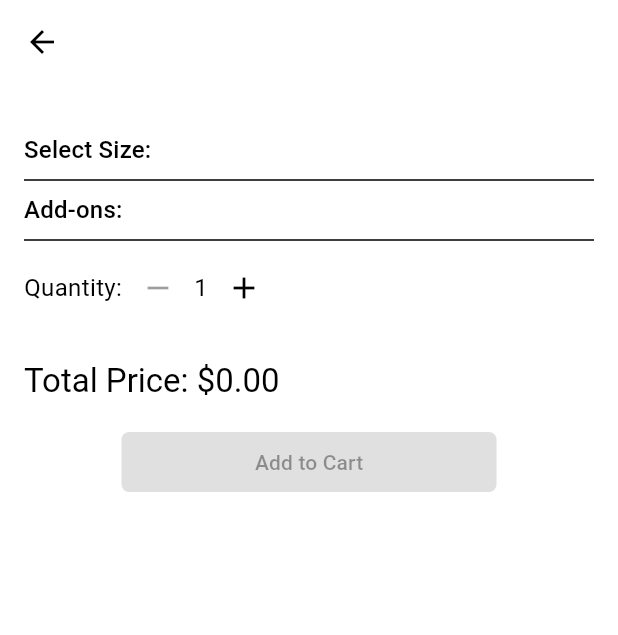
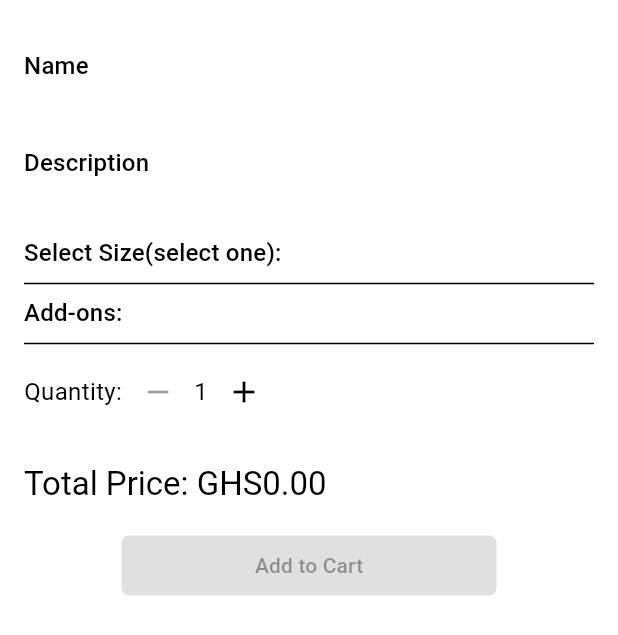
Before and after one commit to agyinjohn/mnm-main, a Flutter app: the ItemDetailScreen screen opened directly with empty values, on a phone screen of 412 x 824 dp. Shown: the top 635 px of the screen. Run offline on Flutter 3.47's test engine with Material 3 defaults, Android fonts, the phone set to English and light mode, and no system bars; our stand-ins replace cached_network_image, carousel_slider, connectivity_plus, dotted_border, file_picker, flutter_rating_bar and 9 more; missing offline and left inert: cloudinary_public, flutter_inappwebview, nuts_activity_indicator; accounts and stored records are empty; network calls fail.

Commit message:
Added update

```diff
--- a/lib/constants/global_variables.dart
+++ b/lib/constants/global_variables.dart
@@ -1,6 +1,6 @@
 import 'package:flutter/material.dart';
 
-String uri = 'http://192.168.113.58:8000';
+String uri = 'http://192.168.218.58:8000';
 
 class GlobalVariables {
   // COLORS
--- a/lib/features/stores/screens/item_detail_screen.dart
+++ b/lib/features/stores/screens/item_detail_screen.dart
@@ -92,10 +92,10 @@ class _ItemDetailScreenState extends ConsumerState<ItemDetailScreen> {
 
     return Scaffold(
       extendBody: true,
-      appBar: AppBar(title: Text(widget.item['name'])),
-      body: Padding(
-        padding: const EdgeInsets.all(16.0),
-        child: SingleChildScrollView(
+      // appBar: AppBar(
+      //     backgroundColor: Colors.transparent,
+      //     title: Text(widget.item['name'])),
+      body: SingleChildScrollView(
         child: Column(
           crossAxisAlignment: CrossAxisAlignment.start,
           children: [
@@ -107,12 +107,15 @@ class _ItemDetailScreenState extends ConsumerState<ItemDetailScreen> {
                   height: 200,
                   viewportFraction: 1.0,
                   enableInfiniteScroll: true,
-                    autoPlayAnimationDuration:
-                        const Duration(milliseconds: 800),
+                  autoPlayAnimationDuration: const Duration(milliseconds: 800),
                 ),
-                  items: (widget.item['images'] as List<dynamic>)
-                      .map<Widget>((img) {
-                    return Image.network(
+                items:
+                    (widget.item['images'] as List<dynamic>).map<Widget>((img) {
+                  return ClipRRect(
+                    borderRadius: const BorderRadius.only(
+                        bottomLeft: Radius.circular(10),
+                        bottomRight: Radius.circular(10)),
+                    child: Image.network(
                       '$uri${img['url']}',
                       width: double.infinity,
                       fit: BoxFit.cover,
@@ -135,6 +138,7 @@ class _ItemDetailScreenState extends ConsumerState<ItemDetailScreen> {
                           child: const Icon(Icons.broken_image),
                         );
                       },
+                    ),
                   );
                 }).toList(),
               ),
@@ -145,13 +149,50 @@ class _ItemDetailScreenState extends ConsumerState<ItemDetailScreen> {
             //   fit: BoxFit.cover,
             // ),
             const SizedBox(height: 16),
-
-              // Item Sizes
-              Text("Select Size:",
+            Padding(
+              padding: const EdgeInsets.all(16),
+              child: Column(
+                crossAxisAlignment: CrossAxisAlignment.start,
+                children: [
+                  Text("Name", style: Theme.of(context).textTheme.titleMedium),
+                  const SizedBox(height: 5),
+                  Text(
+                    widget.item['name']
+                        .replaceAll(RegExp(r'\s+'),
+                            ' ') // Replace multiple spaces/newlines with one space
+                        .trim(),
+                    // maxLines: 1,
+                    style: const TextStyle(fontSize: 18),
+                    textAlign: TextAlign.justify,
+                    softWrap:
+                        true, // Ensures the text wraps within the container
+                    overflow: TextOverflow.visible,
+                  ),
+                  const SizedBox(height: 10),
+                  Text("Description",
+                      style: Theme.of(context).textTheme.titleMedium),
+                  const SizedBox(height: 5),
+                  SizedBox(
+                      width: double.infinity,
+                      child: Text(
+                        widget.item['description']
+                            .replaceAll(RegExp(r'\s+'),
+                                ' ') // Replace multiple spaces/newlines with one space
+                            .trim(),
+                        // maxLines: 1,
+                        style: const TextStyle(),
+                        textAlign: TextAlign.justify,
+                        softWrap:
+                            true, // Ensures the text wraps within the container
+                        overflow: TextOverflow.visible,
+                      )),
+                  const SizedBox(height: 10),
+                  Text("Select Size(select one):",
                       style: Theme.of(context).textTheme.titleMedium),
                   ...sizes.map((size) {
                     return RadioListTile<String>(
-                  title: Text("${size['name']} (\$${size['price']})"),
+                      title: Text(
+                          "${size['name']} (GHS${size['price'].toDouble()})"),
                       value: size['name'],
                       groupValue: selectedSize,
                       onChanged: (value) {
@@ -170,7 +211,8 @@ class _ItemDetailScreenState extends ConsumerState<ItemDetailScreen> {
                   const Divider(),
 
                   // Add-ons with quantity control
-              Text("Add-ons:", style: Theme.of(context).textTheme.titleMedium),
+                  Text("Add-ons:",
+                      style: Theme.of(context).textTheme.titleMedium),
                   ...addOns.map((addOn) {
                     final addOnName = addOn['name'];
                     final addOnPrice = addOn['price'];
@@ -180,7 +222,7 @@ class _ItemDetailScreenState extends ConsumerState<ItemDetailScreen> {
                       mainAxisAlignment: MainAxisAlignment.spaceBetween,
                       children: [
                         Text(
-                      "$addOnName (\$$addOnPrice)",
+                          "$addOnName (GHS${double.tryParse(addOnPrice)})",
                           style: const TextStyle(fontSize: 16),
                         ),
                         Row(
@@ -202,7 +244,8 @@ class _ItemDetailScreenState extends ConsumerState<ItemDetailScreen> {
                               icon: const Icon(Icons.add),
                               onPressed: () {
                                 setState(() {
-                              addOnQuantities[addOnName] = addOnQuantity + 1;
+                                  addOnQuantities[addOnName] =
+                                      addOnQuantity + 1;
                                 });
                               },
                             ),
@@ -219,8 +262,9 @@ class _ItemDetailScreenState extends ConsumerState<ItemDetailScreen> {
                       const Text("Quantity:", style: TextStyle(fontSize: 16)),
                       IconButton(
                         icon: const Icon(Icons.remove),
-                    onPressed:
-                        quantity > 1 ? () => setState(() => quantity--) : null,
+                        onPressed: quantity > 1
+                            ? () => setState(() => quantity--)
+                            : null,
                       ),
                       Text('$quantity', style: const TextStyle(fontSize: 16)),
                       IconButton(
@@ -233,7 +277,7 @@ class _ItemDetailScreenState extends ConsumerState<ItemDetailScreen> {
 
                   // Total Price Display
                   Text(
-                "Total Price: \$${calculateTotalPrice().toStringAsFixed(2)}",
+                    "Total Price: GHS${calculateTotalPrice().toStringAsFixed(2)}",
                     style: Theme.of(context).textTheme.titleLarge,
                   ),
                   const SizedBox(height: 16),
@@ -275,6 +319,9 @@ class _ItemDetailScreenState extends ConsumerState<ItemDetailScreen> {
                 ],
               ),
             ),
+            // Item Sizes
+          ],
+        ),
       ),
     );
   }
--- a/pubspec.yaml
+++ b/pubspec.yaml
@@ -57,6 +57,8 @@ dependencies:
   google_maps_flutter: ^2.9.0
   location: ^7.0.1
   cached_network_image: ^3.4.1
+  webview_flutter: ^4.8.0
+  flutter_inappwebview: ^6.1.5
   # charts_flutter:
 dev_dependencies:
   flutter_test:
```
Also changed, not shown: lib/features/cart/screens/cart_screen.dart (+6 -1 lines), lib/features/stores/screens/store_items_screen.dart (+51 -56 lines), lib/payment/screens/payment_page.dart (added, +141 -0 lines), pubspec.lock, 5 other files. Lines whose indentation alone changed are shown as unchanged.
